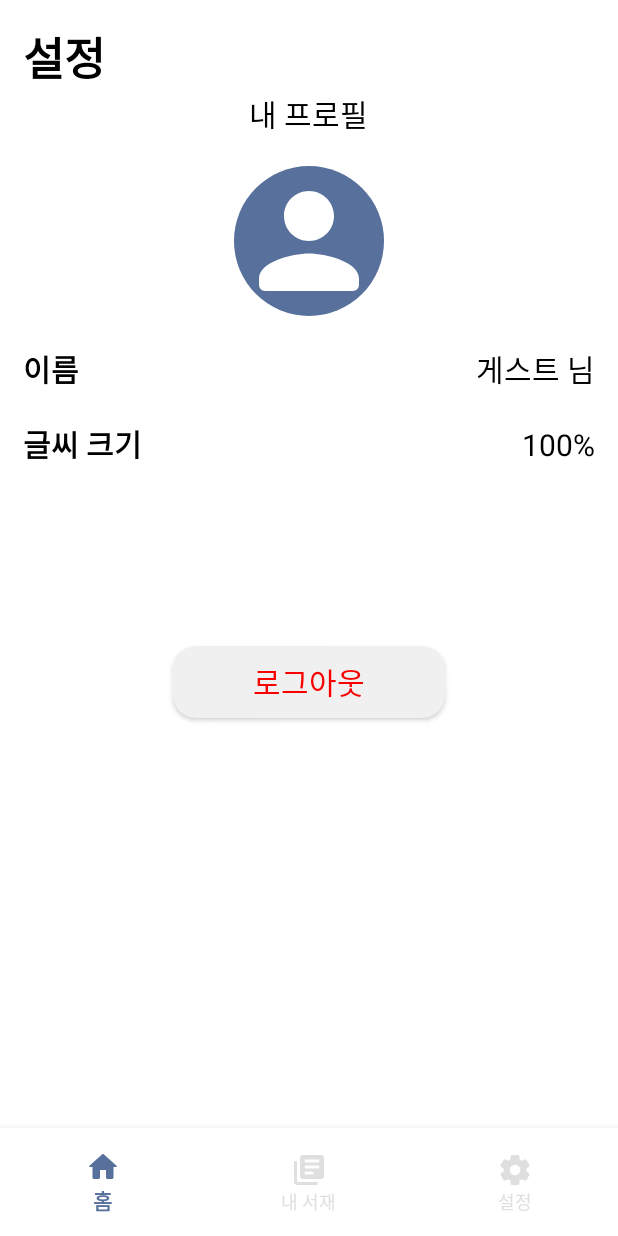
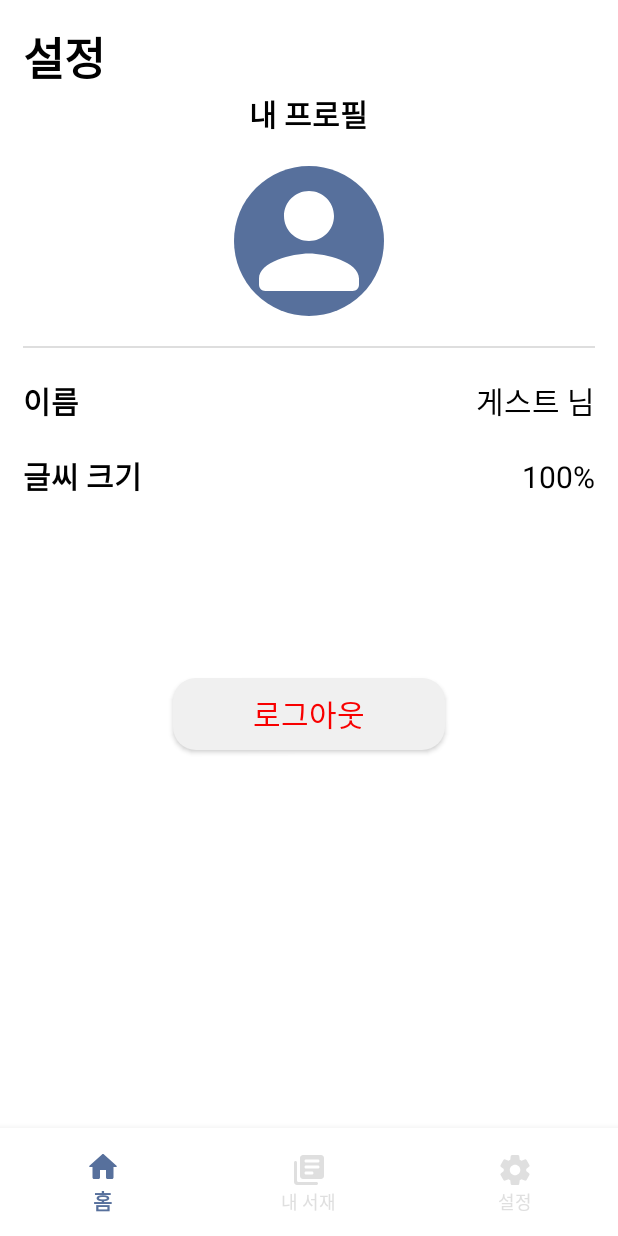
Before and after one commit to Seung72/Quarter-Page, an Android app: the SettingsActivity screen opened directly, with no data from a screen before it, on a phone screen of 412 x 824 dp. Run offline under Robolectric (Android 15) with nearby library versions, the phone set to English and light mode, and no system bars; our stand-ins replace Firebase (no records; nobody signed in at launch, a user with empty details on screens opened directly).

Commit message:
Update: Author, Title.. etc Book textView

```diff
--- a/app/src/main/java/com/cholee/quarter_page/Books.kt
+++ b/app/src/main/java/com/cholee/quarter_page/Books.kt
@@ -7,5 +7,6 @@ class Books (
     var author: String = "",
     var title: String = "",
     var price: Int = 0,
+    var tag: String = "",
     var id: String? = null
 )
--- a/app/src/main/java/com/cholee/quarter_page/BooksAdapter.kt
+++ b/app/src/main/java/com/cholee/quarter_page/BooksAdapter.kt
@@ -28,7 +28,7 @@ class BooksAdapter(var context: Context, var booksList: ArrayList<Books>): Recyc
         }
     }
 
-    inner class ViewHolder(itemView: View) : RecyclerView.ViewHolder(itemView!!){
+    inner class ViewHolder(itemView: View) : RecyclerView.ViewHolder(itemView){
         var ivBook: ImageView = itemView.findViewById(R.id.iv_book)
         var author: TextView = itemView.findViewById(R.id.tv_author)
         var title: TextView = itemView.findViewById(R.id.tv_title)
@@ -61,6 +61,10 @@ class BooksAdapter(var context: Context, var booksList: ArrayList<Books>): Recyc
         holder.ivBook.layoutParams = LinearLayoutCompat.LayoutParams(300, 400)
         Glide.with(holder.itemView.context).load(booksList[position].imageUrl).into(holder.ivBook)
         holder.bind(book)
+        holder.author.text = booksList[position].author
+        holder.title.text = booksList[position].title
+        holder.price.text = booksList[position].price.toString()
+        holder.tag.text = booksList[position].tag
     }
 
 
--- a/app/src/main/res/layout/activity_settings.xml
+++ b/app/src/main/res/layout/activity_settings.xml
@@ -27,6 +27,7 @@
             android:textColor="@color/black"
             android:layout_width="wrap_content"
             android:layout_height="wrap_content"
+            android:textStyle="bold"
             android:layout_gravity="center"/>
         <ImageView
             android:layout_gravity="center"
@@ -35,9 +36,16 @@
             android:layout_width="100dp"
             android:layout_height="100dp"
             android:layout_margin="20dp"/>
+
+        <View
+            android:id="@+id/view"
+            android:layout_width="match_parent"
+            android:layout_height="1dp"
+            android:background="@color/light_gray"/>
         <LinearLayout
             android:layout_width="match_parent"
             android:layout_height="wrap_content"
+            android:layout_marginTop="20dp"
             android:layout_marginBottom="20dp"
             android:orientation="horizontal">
             <TextView
--- a/app/src/main/res/menu/bottom_navi.xml
+++ b/app/src/main/res/menu/bottom_navi.xml
@@ -2,5 +2,5 @@
 <menu xmlns:android="http://schemas.android.com/apk/res/android">
     <item android:id="@+id/home" android:enabled="true" android:icon="@drawable/round_home" android:title="홈"/>
     <item android:id="@+id/my_library" android:enabled="false" android:icon="@drawable/round_books" android:title="내 서재"/>
-    <item android:id="@+id/settings" android:enabled="false" android:icon="@drawable/round_settings" android:title="설정"/>
+    <item android:id="@+id/settings" android:enabled="true" android:icon="@drawable/round_settings" android:title="설정"/>
 </menu>
```
Also changed, not shown: app/src/main/res/layout/books_item.xml (+12 -0 lines).
